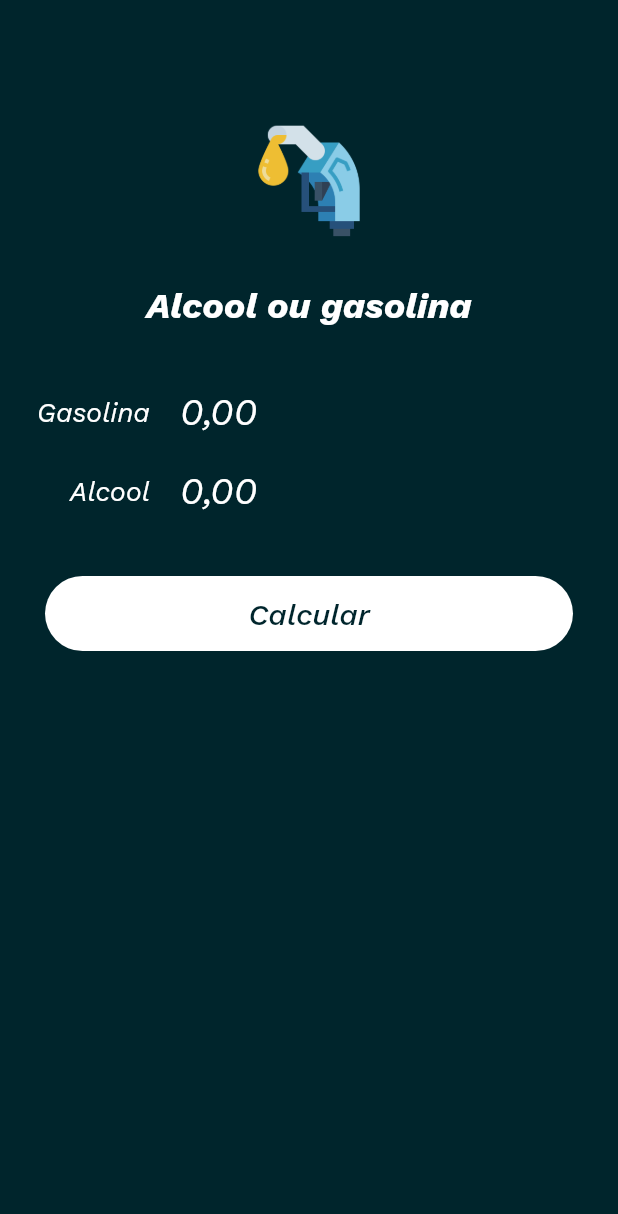
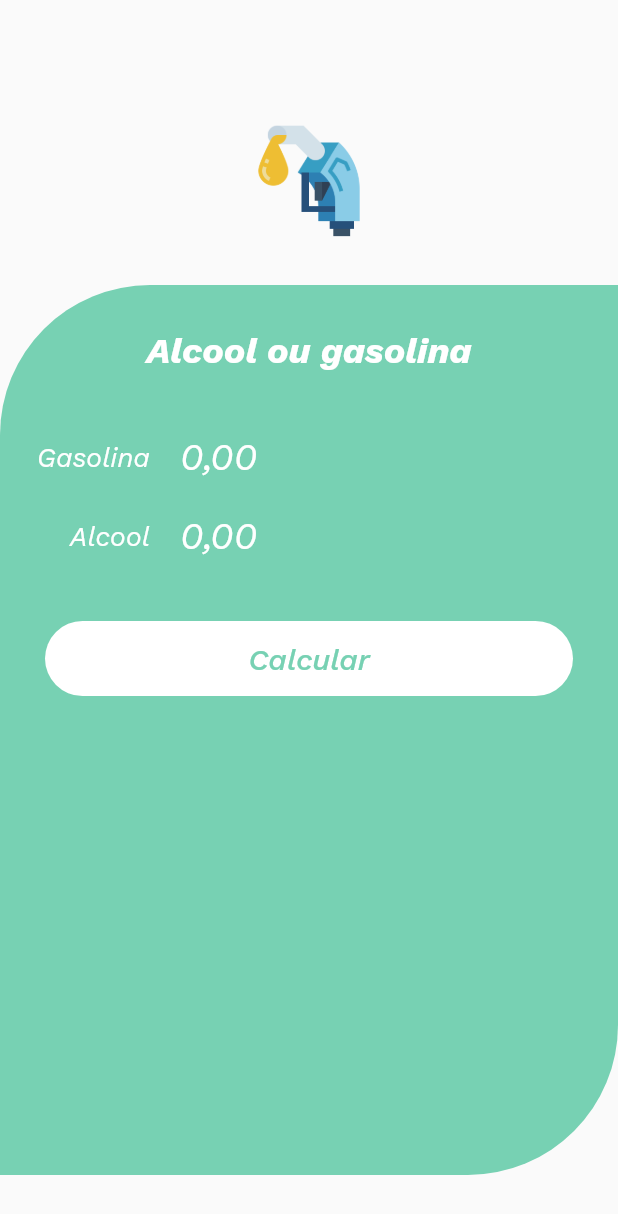
Before and after one commit to dikdudu/alcohol_or_gasoline, a Flutter app: the screen it shows after launch, on a phone screen of 412 x 824 dp. Shown: the top 1214 px of the screen. Run offline on Flutter 3.47's test engine with Material 2 defaults, Android fonts, the phone set to English and light mode, and no system bars; our stand-ins replace flutter_masked_text.

Commit message:
customizing AnimatedContainer

```diff
--- a/lib/app/components/logo.dart
+++ b/lib/app/components/logo.dart
@@ -11,12 +11,6 @@ class Logo extends StatelessWidget {
           height: 80,
         ),
         SizedBox(height: 30),
-        Text(
-          'Alcool ou gasolina',
-          style: TextStyle(
-              color: Colors.white, fontSize: 24, fontWeight: FontWeight.bold),
-        ),
-        SizedBox(height: 30),
       ],
     );
   }
--- a/lib/app/pages/home_page.dart
+++ b/lib/app/pages/home_page.dart
@@ -12,7 +12,7 @@ class HomePage extends StatefulWidget {
 }
 
 class _HomePageState extends State<HomePage> {
-  Color _color = Color(0xFF00252C);
+  Color _color = Color(0xFF77D1B3);
   var _gasController = new MoneyMaskedTextController();
   var _alcController = new MoneyMaskedTextController();
   var _completed = false;
@@ -22,17 +22,33 @@ class _HomePageState extends State<HomePage> {
   @override
   Widget build(BuildContext context) {
     return Scaffold(
-        backgroundColor: Theme.of(context).primaryColor,
-        body: Container(
-          height: MediaQuery.of(context).size.height,
-          child: AnimatedContainer(
-            duration: Duration(
-              milliseconds: 1200,
+      body: ListView(
+        children: [
+          Logo(),
+          AnimatedContainer(
+            decoration: BoxDecoration(
+              color: _color,
+              borderRadius: BorderRadius.only(
+                  topLeft: Radius.circular(100),
+                  bottomRight: Radius.circular(100)),
             ),
-            color: _color,
-            child: ListView(
+            height: MediaQuery.of(context).size.height * 0.72,
+            duration: Duration(milliseconds: 1200),
+            child: Column(
               children: [
-                Logo(),
+                SizedBox(
+                  height: 30,
+                ),
+                Text(
+                  'Alcool ou gasolina',
+                  style: TextStyle(
+                      color: Colors.white,
+                      fontSize: 24,
+                      fontWeight: FontWeight.bold),
+                ),
+                SizedBox(
+                  height: 30,
+                ),
                 _completed
                     ? SuccessCard(
                         result: _resultText,
@@ -46,8 +62,10 @@ class _HomePageState extends State<HomePage> {
                       ),
               ],
             ),
-          ),
-        ));
+          )
+        ],
+      ),
+    );
   }
 
   Future calculate() {
@@ -86,7 +104,7 @@ class _HomePageState extends State<HomePage> {
 
       _completed = false;
       _busy = false;
-      _color = Color(0xFF00252C);
+      _color = Color(0xFF77D1B3);
     });
   }
 }
--- a/lib/main.dart
+++ b/lib/main.dart
@@ -11,9 +11,8 @@ class App extends StatelessWidget {
     return MaterialApp(
       debugShowCheckedModeBanner: false,
       theme: ThemeData(
-        primaryColor: Color(0xFF00252C),
-        accentColor: Color(0xFF84E091),
         fontFamily: "WorkSans",
+        primaryColor: Color(0xFF77D1B3),
         textTheme: TextTheme(
           body1: TextStyle(color: Colors.white),
         ),
```
Also changed, not shown: pubspec.lock.
